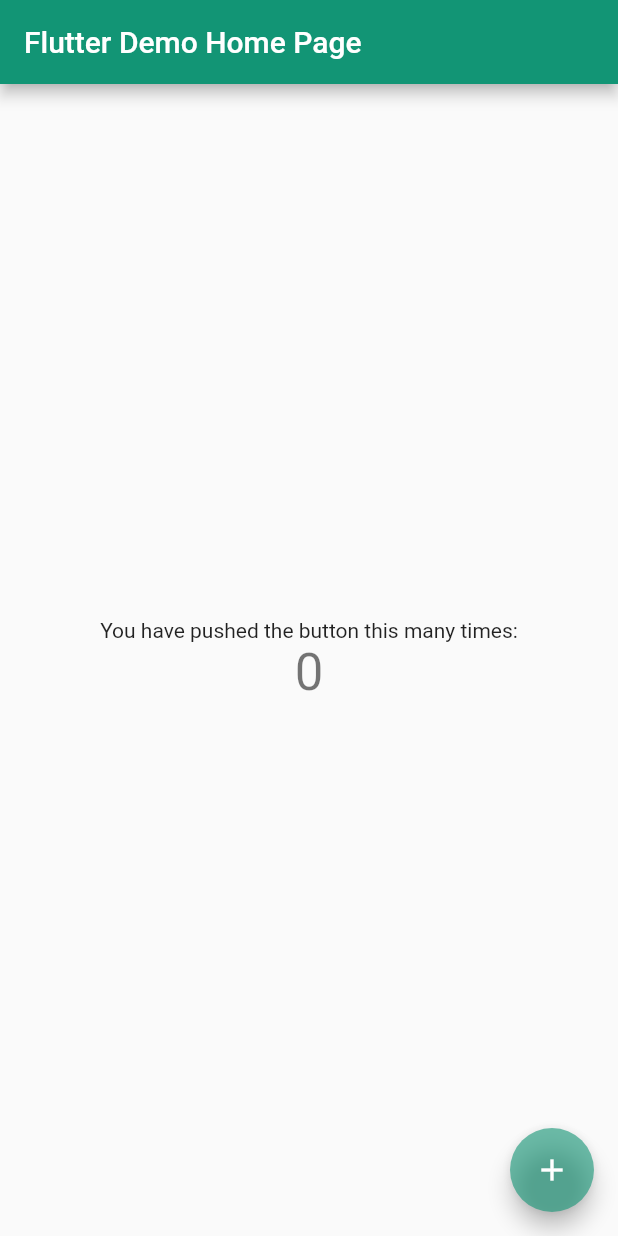
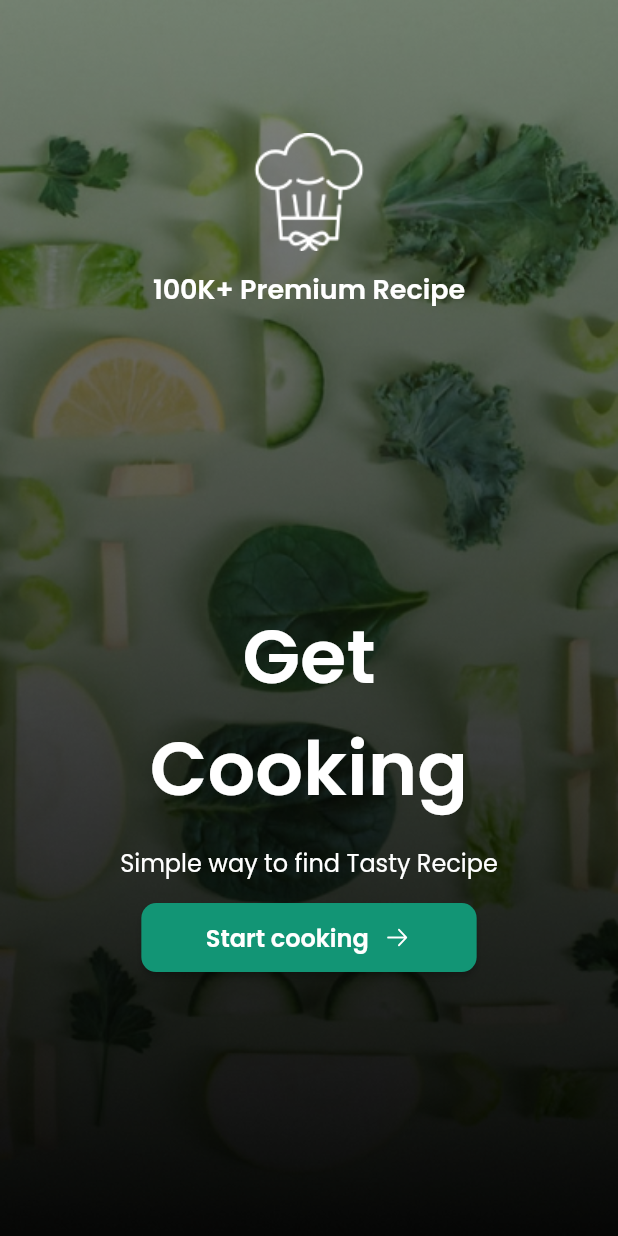
Before and after one commit to n0dustoll3ns/recipe_app, a Flutter app: the screen it shows after launch, on a phone screen of 412 x 824 dp. Run offline on Flutter 3.47's test engine with Material 2 defaults, Android fonts, the light colour scheme and no system bars; our stand-ins replace flutter_svg, google_fonts.

Commit message:
complete intro screen

```diff
--- a/lib/main.dart
+++ b/lib/main.dart
@@ -1,4 +1,7 @@
 import 'package:flutter/material.dart';
+// ignore: depend_on_referenced_packages
+import 'package:google_fonts/google_fonts.dart';
+import 'presentation/screens/introduction.dart';
 
 void main() {
   runApp(const RecipeApp());
@@ -12,6 +15,18 @@
     return MaterialApp(
       title: 'Flutter Demo',
       theme: ThemeData(
+        elevatedButtonTheme: ElevatedButtonThemeData(
+          style: ElevatedButton.styleFrom(
+              textStyle: GoogleFonts.poppins(
+                  fontWeight: FontWeight.w600, fontSize: 16, letterSpacing: 0, color: Colors.white),
+              shape: RoundedRectangleBorder(borderRadius: BorderRadius.circular(10)),
+              padding: const EdgeInsets.symmetric(horizontal: 43, vertical: 11)),
+        ),
+        textTheme: TextTheme(
+          displayMedium: GoogleFonts.poppins(fontWeight: FontWeight.w600, fontSize: 50, letterSpacing: 0),
+          titleMedium: GoogleFonts.poppins(fontWeight: FontWeight.w600, fontSize: 18, letterSpacing: 0),
+          bodySmall: GoogleFonts.poppins(fontWeight: FontWeight.w400, fontSize: 16, letterSpacing: 0),
+        ),
         primarySwatch: const MaterialColor(0xFF129575, {
           50: Color(0x18129575),
           100: Color(0x33129575),
@@ -25,67 +40,7 @@
           900: Color(0xFF129575),
         }),
       ),
-      home: const MyHomePage(title: 'Flutter Demo Home Page'),
+      home: const Intro(),
     );
   }
 }
-
-class MyHomePage extends StatefulWidget {
-  const MyHomePage({super.key, required this.title});
-
-  final String title;
-
-  @override
-  State<MyHomePage> createState() => _MyHomePageState();
-}
-
-class _MyHomePageState extends State<MyHomePage> {
-  int _counter = 0;
-
-  void _incrementCounter() {
-    setState(() {
-      _counter++;
-    });
-
-    var aqwesdfa = {
-      50: Color(0x18129575),
-      100: Color(0x33129575),
-      200: Color(0x4B129575),
-      300: Color(0x66129575),
-      400: Color(0x7E129575),
-      500: Color(0x99129575),
-      600: Color(0xB1129575),
-      700: Color(0xCC129575),
-      800: Color(0xE4129575),
-      900: Color(0xFF129575),
-    };
-  }
-
-  @override
-  Widget build(BuildContext context) {
-    return Scaffold(
-      appBar: AppBar(
-        title: Text(widget.title),
-      ),
-      body: Center(
-        child: Column(
-          mainAxisAlignment: MainAxisAlignment.center,
-          children: <Widget>[
-            const Text(
-              'You have pushed the button this many times:',
-            ),
-            Text(
-              '$_counter',
-              style: Theme.of(context).textTheme.headline4,
-            ),
-          ],
-        ),
-      ),
-      floatingActionButton: FloatingActionButton(
-        onPressed: _incrementCounter,
-        tooltip: 'Increment',
-        child: const Icon(Icons.add),
-      ),
-    );
-  }
-}
--- /dev/null
+++ b/lib/presentation/screens/introduction.dart
@@ -0,0 +1,68 @@
+import 'package:flutter/material.dart';
+import 'package:flutter_svg/flutter_svg.dart';
+
+class Intro extends StatelessWidget {
+  const Intro({super.key});
+
+  @override
+  Widget build(BuildContext context) {
+    const deviceHeightCoef = 0.86;
+    return Scaffold(
+      body: Stack(
+        fit: StackFit.expand,
+        children: [
+          Image.asset('assets/images/intro.png', fit: BoxFit.cover),
+          Column(
+            children: [
+              SizedBox(
+                height: MediaQuery.of(context).size.height / 8 * deviceHeightCoef,
+              ),
+              Image.asset(
+                'assets/icons/chefshat.png',
+              ),
+              SizedBox(
+                height: MediaQuery.of(context).size.height * .017 * deviceHeightCoef,
+              ),
+              Text(
+                '100K+ Premium Recipe',
+                style: Theme.of(context).textTheme.titleMedium!.copyWith(color: Colors.white),
+              ),
+              SizedBox(
+                height: MediaQuery.of(context).size.height * .273 * deviceHeightCoef,
+              ),
+              Text(
+                'Get \nCooking',
+                maxLines: 2,
+                textAlign: TextAlign.center,
+                softWrap: true,
+                style: Theme.of(context).textTheme.displayMedium!.copyWith(color: Colors.white),
+              ),
+              SizedBox(
+                height: MediaQuery.of(context).size.height * .019 * deviceHeightCoef,
+              ),
+              Text(
+                'Simple way to find Tasty Recipe',
+                style: Theme.of(context).textTheme.bodySmall!.copyWith(color: Colors.white),
+              ),
+              SizedBox(
+                height: MediaQuery.of(context).size.height * .019 * deviceHeightCoef,
+              ),
+              ElevatedButton(
+                  onPressed: () {},
+                  child: Row(
+                    mainAxisSize: MainAxisSize.min,
+                    children: [
+                      const Text('Start cooking'),
+                      const SizedBox(
+                        width: 9,
+                      ),
+                      SvgPicture.asset('assets/icons/arrow-right.svg'),
+                    ],
+                  ))
+            ],
+          ),
+        ],
+      ),
+    );
+  }
+}
--- a/pubspec.yaml
+++ b/pubspec.yaml
@@ -13,12 +13,18 @@
     sdk: flutter
 
   cupertino_icons: ^1.0.2
+  flutter_svg: ^1.1.5
 
 dev_dependencies:
   flutter_test:
     sdk: flutter
   flutter_lints: ^2.0.0
+  google_fonts: ^3.0.1
 
 flutter:
+  assets:
+    - assets/images/intro.png
+    - assets/icons/chefshat.png
+    - assets/icons/arrow-right.svg
 
   uses-material-design: true
```
Also changed, not shown: assets/icons/arrow-right.svg (added), assets/icons/chefshat.png (added), assets/images/intro.png (added), pubspec.lock, 1 other file.
